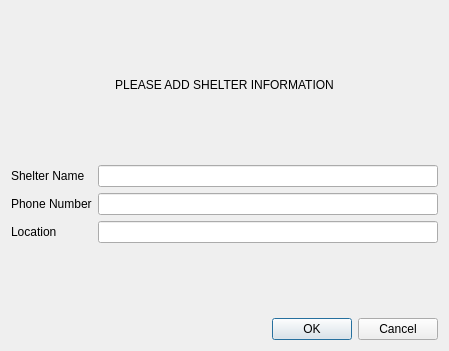
Before: the Qt Designer form breadnbutter/gui/moreshelterinfo.ui in jacksodl23/cs-205-pet-adoption, drawn with Qt 5.
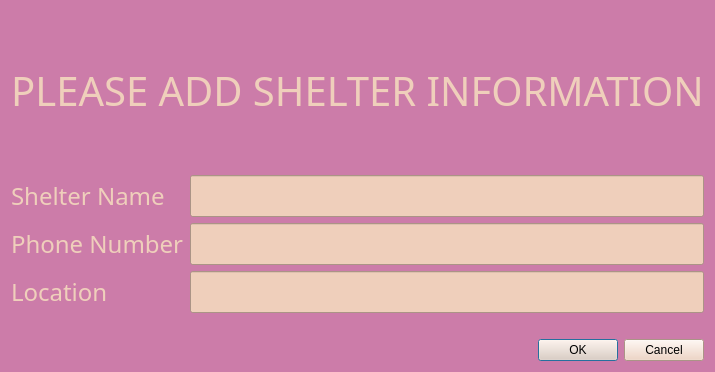
After: the same form once the commit is applied.

Commit message: updating color scheme

```diff
--- a/breadnbutter/gui/moreshelterinfo.ui
+++ b/breadnbutter/gui/moreshelterinfo.ui
@@ -6,16 +6,31 @@
    <rect>
     <x>0</x>
     <y>0</y>
-    <width>449</width>
-    <height>351</height>
+    <width>624</width>
+    <height>372</height>
    </rect>
   </property>
+  <property name="font">
+   <font>
+    <family>Dyuthi</family>
+   </font>
+  </property>
   <property name="windowTitle">
    <string>Dialog</string>
   </property>
+  <property name="styleSheet">
+   <string notr="true">background-color: rgb(204, 124, 169);
+color: rgb(239, 207, 187);</string>
+  </property>
   <layout class="QVBoxLayout" name="verticalLayout">
    <item>
     <widget class="QLabel" name="label">
+     <property name="font">
+      <font>
+       <family>Dyuthi</family>
+       <pointsize>30</pointsize>
+      </font>
+     </property>
      <property name="text">
       <string>PLEASE ADD SHELTER INFORMATION</string>
      </property>
@@ -28,38 +43,98 @@
     <layout class="QFormLayout" name="formLayout">
      <item row="0" column="0">
       <widget class="QLabel" name="label_2">
+       <property name="font">
+        <font>
+         <family>Dyuthi</family>
+         <pointsize>18</pointsize>
+        </font>
+       </property>
        <property name="text">
         <string>Shelter Name</string>
        </property>
       </widget>
      </item>
      <item row="0" column="1">
-      <widget class="QLineEdit" name="lineEdit"/>
+      <widget class="QLineEdit" name="lineEdit">
+       <property name="font">
+        <font>
+         <family>Dyuthi</family>
+         <pointsize>18</pointsize>
+        </font>
+       </property>
+       <property name="styleSheet">
+        <string notr="true">color: black; 
+background-color:rgb(239, 207, 187);</string>
+       </property>
+      </widget>
      </item>
      <item row="1" column="0">
       <widget class="QLabel" name="label_3">
+       <property name="font">
+        <font>
+         <family>Dyuthi</family>
+         <pointsize>18</pointsize>
+        </font>
+       </property>
        <property name="text">
         <string>Phone Number</string>
        </property>
       </widget>
      </item>
      <item row="1" column="1">
-      <widget class="QLineEdit" name="lineEdit_2"/>
+      <widget class="QLineEdit" name="lineEdit_2">
+       <property name="font">
+        <font>
+         <family>Dyuthi</family>
+         <pointsize>18</pointsize>
+        </font>
+       </property>
+       <property name="styleSheet">
+        <string notr="true">color: black; 
+background-color:rgb(239, 207, 187);</string>
+       </property>
+      </widget>
      </item>
      <item row="2" column="0">
       <widget class="QLabel" name="label_4">
+       <property name="font">
+        <font>
+         <family>Dyuthi</family>
+         <pointsize>18</pointsize>
+        </font>
+       </property>
        <property name="text">
         <string>Location</string>
        </property>
       </widget>
      </item>
      <item row="2" column="1">
-      <widget class="QLineEdit" name="lineEdit_3"/>
+      <widget class="QLineEdit" name="lineEdit_3">
+       <property name="font">
+        <font>
+         <family>Dyuthi</family>
+         <pointsize>18</pointsize>
+        </font>
+       </property>
+       <property name="styleSheet">
+        <string notr="true">color: black; 
+background-color:rgb(239, 207, 187);</string>
+       </property>
+      </widget>
      </item>
     </layout>
    </item>
    <item>
     <widget class="QDialogButtonBox" name="buttonBox">
+     <property name="font">
+      <font>
+       <family>Dyuthi</family>
+      </font>
+     </property>
+     <property name="styleSheet">
+      <string notr="true">color: black; 
+background-color:rgb(239, 207, 187);</string>
+     </property>
      <property name="orientation">
       <enum>Qt::Horizontal</enum>
      </property>
```
The commit also changes 2 other files.
